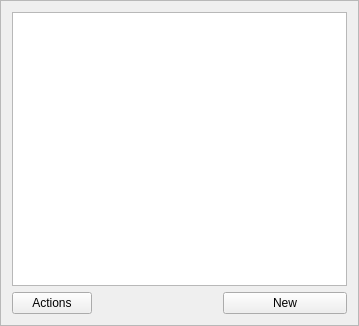
Before: the Qt Designer form mqt/MqtLogger/RigMemoryFrame.ui in Rsclub22/Minos2-Mirror, drawn with Qt 5.
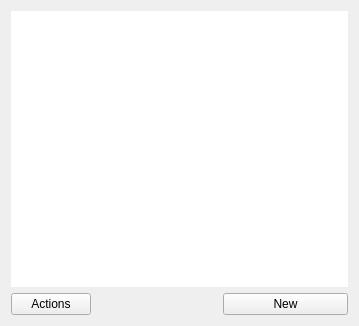
After: the same form once the commit is applied. Custom widgets are drawn as their Qt base class.

Commit message: Remove lots of frame lines

Patch:
```diff
--- a/mqt/MqtLogger/RigMemoryFrame.ui
+++ b/mqt/MqtLogger/RigMemoryFrame.ui
@@ -14,10 +14,10 @@
    <string/>
   </property>
   <property name="frameShape">
-   <enum>QFrame::StyledPanel</enum>
+   <enum>QFrame::NoFrame</enum>
   </property>
   <property name="frameShadow">
-   <enum>QFrame::Raised</enum>
+   <enum>QFrame::Plain</enum>
   </property>
   <layout class="QVBoxLayout" name="verticalLayout">
    <item>
@@ -25,6 +25,12 @@
      <property name="focusPolicy">
       <enum>Qt::ClickFocus</enum>
      </property>
+     <property name="frameShape">
+      <enum>QFrame::NoFrame</enum>
+     </property>
+     <property name="frameShadow">
+      <enum>QFrame::Plain</enum>
+     </property>
      <property name="autoScroll">
       <bool>false</bool>
      </property>
```
The commit also changes 17 other files.
